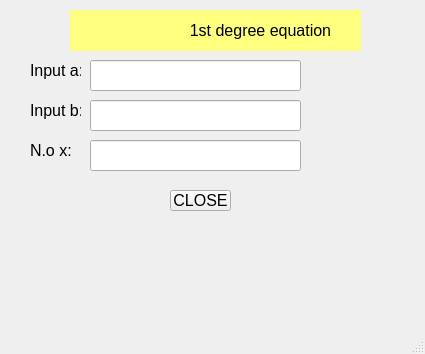
Before: the Qt Designer form MainWindow.ui in Fatkid1203/TDLT-UEL-PTB1, drawn with Qt 5.
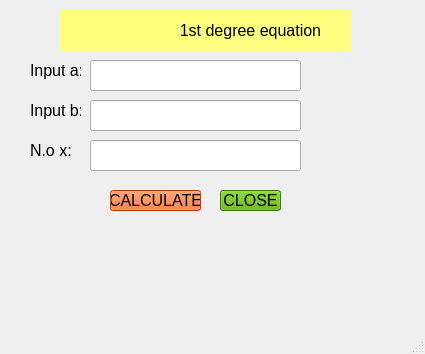
After: the same form once the commit is applied. Icons and pictures are not drawn.

Commit message: lần 4

Patch:
```diff
--- a/MainWindow.ui
+++ b/MainWindow.ui
@@ -17,7 +17,7 @@
    <widget class="QLabel" name="label">
     <property name="geometry">
      <rect>
-      <x>70</x>
+      <x>60</x>
       <y>10</y>
       <width>291</width>
       <height>41</height>
@@ -122,7 +122,7 @@
    <widget class="QPushButton" name="pushButtonclose">
     <property name="geometry">
      <rect>
-      <x>170</x>
+      <x>220</x>
       <y>190</y>
       <width>61</width>
       <height>21</height>
@@ -133,6 +133,9 @@
       <pointsize>12</pointsize>
      </font>
     </property>
+    <property name="styleSheet">
+     <string notr="true">background-color: rgb(85, 170, 0);</string>
+    </property>
     <property name="text">
      <string>CLOSE</string>
     </property>
@@ -141,6 +144,31 @@
       <normaloff>../../../Downloads/1031533_cancel_close_cross_delete_remove_icon.png</normaloff>../../../Downloads/1031533_cancel_close_cross_delete_remove_icon.png</iconset>
     </property>
    </widget>
+   <widget class="QPushButton" name="pushButtoncalculate">
+    <property name="geometry">
+     <rect>
+      <x>110</x>
+      <y>190</y>
+      <width>91</width>
+      <height>21</height>
+     </rect>
+    </property>
+    <property name="font">
+     <font>
+      <pointsize>12</pointsize>
+     </font>
+    </property>
+    <property name="styleSheet">
+     <string notr="true">background-color: rgb(255, 85, 0);</string>
+    </property>
+    <property name="text">
+     <string>CALCULATE</string>
+    </property>
+    <property name="icon">
+     <iconset>
+      <normaloff>../../../Downloads/i_con calculate.png</normaloff>../../../Downloads/i_con calculate.png</iconset>
+    </property>
+   </widget>
   </widget>
   <widget class="QMenuBar" name="menubar">
    <property name="geometry">
```
The commit also changes 1 other file.
